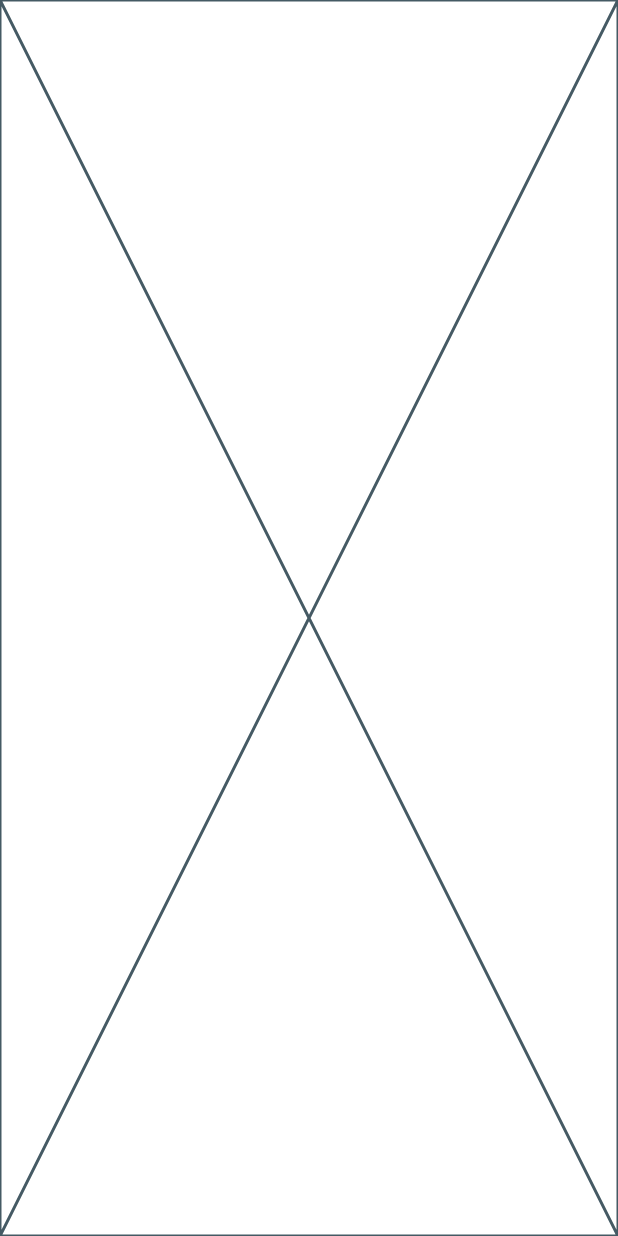
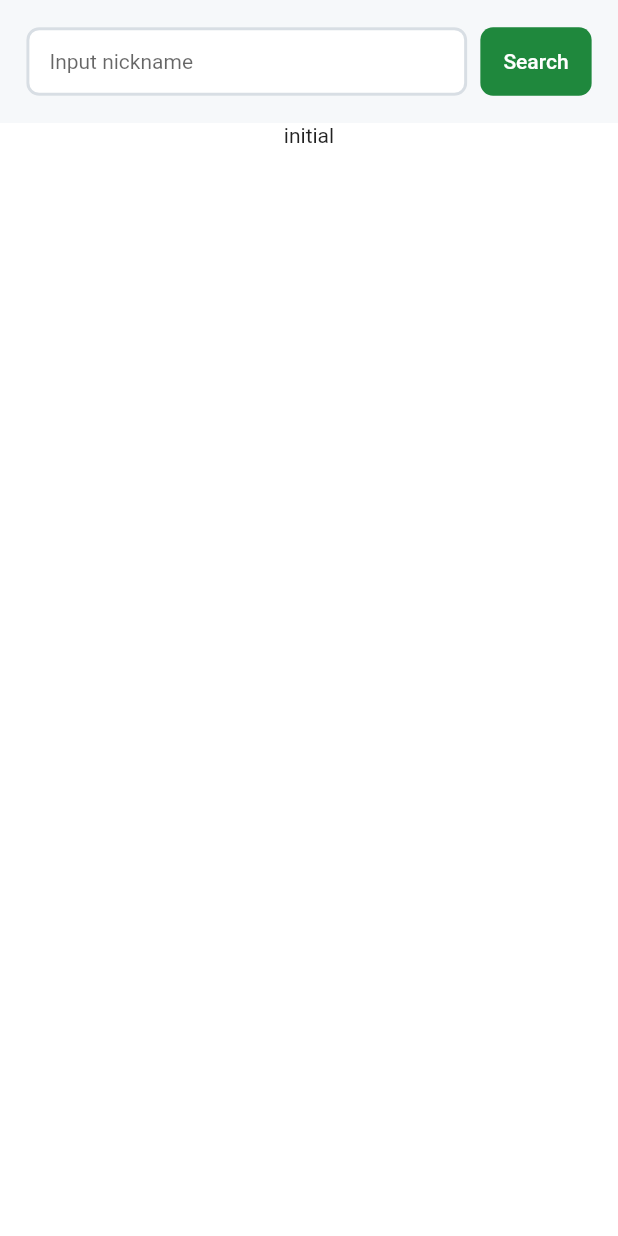
Before and after one commit to barbarisss/flutter-github-searcher, a Flutter app: the screen it shows after launch, on a phone screen of 412 x 824 dp. Run offline on Flutter 3.47's test engine with Material 2 defaults, Android fonts, the phone set to English and light mode, and no system bars; our stand-ins replace dio, flutter_bloc, flutter_screenutil, freezed_annotation, get_it.

Commit message:
feature: added search section

```diff
--- a/lib/core/utils/colors.dart
+++ b/lib/core/utils/colors.dart
@@ -4,6 +4,8 @@ abstract class AppColors {
   static const white = Color.fromRGBO(255, 255, 255, 1);
   static const smoothWhite = Color.fromRGBO(246, 248, 250, 1);
   static const black = Color.fromRGBO(31, 35, 40, 1);
+  static const lightDark = Color.fromRGBO(216, 222, 228, 1);
   static const grey = Color.fromRGBO(101, 109, 118, 1);
   static const green = Color.fromRGBO(31, 136, 61, 1);
+  static const blue = Color.fromRGBO(9, 105, 218, 1);
 }
--- a/lib/data/data_source/remote/user_remote_data_source.dart
+++ b/lib/data/data_source/remote/user_remote_data_source.dart
@@ -16,8 +16,15 @@ class UserRemoteDataSource implements BaseUserRemoteDataSource {
         '${ApiConfig.users}/$nickname',
       );
 
+      print('first print:  ${response}');
+
       final data = response.data as Map<String, dynamic>;
+
+      print('second print: ${data.toString()}');
+
       final user = UserModel.fromJson(data);
+
+      print(user.toString());
 
       return ApiResult.success(user);
     } on DioException catch (e) {
--- a/lib/data/model/user_model.dart
+++ b/lib/data/model/user_model.dart
@@ -6,15 +6,15 @@ part 'user_model.g.dart';
 @freezed
 class UserModel with _$UserModel {
   factory UserModel({
-    required String login,
-    required String? name,
-    required String? bio,
-    required String? avatarUrl,
-    required String htmlUrl,
-    required int followers,
-    required int following,
-    required int? publicRepos,
-    required int? totalPrivateRepos,
+    @JsonKey(name: "login") required String login,
+    @JsonKey(name: "name") required String? name,
+    @JsonKey(name: "bio") required String? bio,
+    @JsonKey(name: "avatar_url") required String? avatarUrl,
+    @JsonKey(name: "html_url") required String htmlUrl,
+    @JsonKey(name: "followers") required int followers,
+    @JsonKey(name: "following") required int following,
+    @JsonKey(name: "public_repos") required int? publicRepos,
+    @JsonKey(name: "total_private_repos") required int? privateRepos,
   }) = _UserModel;
 
   factory UserModel.fromJson(Map<String, dynamic> json) =>
--- a/lib/main.dart
+++ b/lib/main.dart
@@ -1,5 +1,7 @@
 import 'package:flutter/material.dart';
+import 'package:flutter_bloc/flutter_bloc.dart';
 import 'package:flutter_github_searcher/core/di/di.dart';
+import 'package:flutter_github_searcher/presentation/bloc/user_bloc.dart';
 import 'package:flutter_github_searcher/presentation/screen/search_user/search_user_screen.dart';
 import 'package:flutter_screenutil/flutter_screenutil.dart';
 
@@ -16,10 +18,11 @@ class MyApp extends StatelessWidget {
     return ScreenUtilInit(
       builder: (context, widget) => MaterialApp(
         title: 'GitHub Searcher',
-        theme: ThemeData(
-          useMaterial3: true,
+        theme: ThemeData(),
+        home: BlocProvider(
+          create: (context) => getIt<UserBloc>(),
+          child: const SearchUserScreen(),
         ),
-        home: const SearchUserScreen(),
       ),
       designSize: const Size(375, 775),
     );
--- a/lib/presentation/bloc/user_bloc.dart
+++ b/lib/presentation/bloc/user_bloc.dart
@@ -9,12 +9,12 @@ part 'user_bloc.freezed.dart';
 
 class UserBloc extends Bloc<UserEvent, UserState> {
   UserBloc({required this.getUserUseCase}) : super(const UserState.initial()) {
-    on<UserEvent>((event, emit) => onGetUserEvent);
+    on<GetUserEvent>(_onGetUserEvent);
   }
 
   final GetUserUseCase getUserUseCase;
 
-  onGetUserEvent(GetUserEvent event, Emitter<UserState> emit) async {
+  _onGetUserEvent(GetUserEvent event, Emitter<UserState> emit) async {
     emit(const UserState.loading());
 
     final nickname = event.nickname;
--- a/lib/presentation/screen/search_user/search_user_screen.dart
+++ b/lib/presentation/screen/search_user/search_user_screen.dart
@@ -1,10 +1,54 @@
 import 'package:flutter/material.dart';
+import 'package:flutter_bloc/flutter_bloc.dart';
+import 'package:flutter_github_searcher/core/utils/colors.dart';
+import 'package:flutter_github_searcher/presentation/bloc/user_bloc.dart';
+import 'package:flutter_github_searcher/presentation/screen/search_user/widget/search_section.dart';
+import 'package:flutter_screenutil/flutter_screenutil.dart';
 
 class SearchUserScreen extends StatelessWidget {
   const SearchUserScreen({super.key});
 
   @override
   Widget build(BuildContext context) {
-    return const Placeholder();
+    late Widget bodyWidget;
+
+    return Scaffold(
+      backgroundColor: AppColors.white,
+      body: SafeArea(
+        child: SizedBox(
+          width: double.infinity,
+          child: Column(
+            children: [
+              SearchSeaction(),
+              BlocBuilder<UserBloc, UserState>(builder: (context, state) {
+                state.when(
+                  initial: () {
+                    bodyWidget = const Align(
+                      alignment: Alignment.center,
+                      child: Text('initial'),
+                    );
+                  },
+                  loading: () {
+                    bodyWidget = const Center(
+                        child: CircularProgressIndicator(
+                      color: AppColors.blue,
+                    ));
+                  },
+                  loaded: (user) {
+                    bodyWidget = const SizedBox(
+                      child: Text('loaded'),
+                    );
+                  },
+                  failed: (error) {
+                    bodyWidget = Text(error);
+                  },
+                );
+                return bodyWidget;
+              })
+            ],
+          ),
+        ),
+      ),
+    );
   }
 }
--- /dev/null
+++ b/lib/presentation/screen/search_user/widget/search_section.dart
@@ -0,0 +1,91 @@
+import 'package:flutter/material.dart';
+import 'package:flutter_bloc/flutter_bloc.dart';
+import 'package:flutter_github_searcher/core/utils/colors.dart';
+import 'package:flutter_github_searcher/core/utils/constants.dart';
+import 'package:flutter_github_searcher/presentation/bloc/user_bloc.dart';
+import 'package:flutter_screenutil/flutter_screenutil.dart';
+
+class SearchSeaction extends StatelessWidget {
+  const SearchSeaction({super.key});
+
+  @override
+  Widget build(BuildContext context) {
+    final TextEditingController searchController = TextEditingController();
+
+    final borderRadius = BorderRadius.circular(8.r);
+    const borderWidth = 2.0;
+    final contentPadding = EdgeInsets.symmetric(
+      vertical: 14.h,
+      horizontal: 14.w,
+    );
+
+    return Container(
+      padding: EdgeInsets.symmetric(
+        horizontal: AppConstants.mainPaddingWidth,
+        vertical: AppConstants.mainPaddingHeight,
+      ),
+      color: AppColors.smoothWhite,
+      child: Row(
+        children: [
+          Flexible(
+            child: TextField(
+              controller: searchController,
+              style: const TextStyle(
+                fontSize: 14,
+              ),
+              // validator: validator,
+              decoration: InputDecoration(
+                contentPadding: contentPadding,
+                filled: true,
+                isDense: true,
+                fillColor: AppColors.white,
+                hintText: 'Input nickname',
+                border: OutlineInputBorder(
+                  borderRadius: borderRadius,
+                ),
+                enabledBorder: OutlineInputBorder(
+                  borderSide: const BorderSide(
+                    color: AppColors.lightDark,
+                    width: borderWidth,
+                  ),
+                  borderRadius: borderRadius,
+                ),
+                focusedBorder: OutlineInputBorder(
+                  borderSide: const BorderSide(
+                    color: AppColors.blue,
+                    width: borderWidth,
+                  ),
+                  borderRadius: borderRadius,
+                ),
+              ),
+            ),
+          ),
+          SizedBox(width: 8.w),
+          BlocBuilder<UserBloc, UserState>(
+            builder: (context, state) {
+              return ElevatedButton(
+                onPressed: () {
+                  // context
+                  //     .read<UserBloc>()
+                  //     .add(GetUserEvent(searchController.text));
+                  BlocProvider.of<UserBloc>(context)
+                      .add(GetUserEvent(searchController.text));
+                },
+                style: ButtonStyle(
+                  padding: MaterialStateProperty.all(contentPadding),
+                  backgroundColor: MaterialStateProperty.all(AppColors.green),
+                  foregroundColor: MaterialStateProperty.all(AppColors.white),
+                  elevation: MaterialStateProperty.all(0),
+                  shape: MaterialStateProperty.all<RoundedRectangleBorder>(
+                    RoundedRectangleBorder(borderRadius: borderRadius),
+                  ),
+                ),
+                child: const Text('Search'),
+              );
+            },
+          ),
+        ],
+      ),
+    );
+  }
+}
```
Also changed, not shown: lib/data/model/user_model.freezed.dart, lib/data/model/user_model.g.dart.
